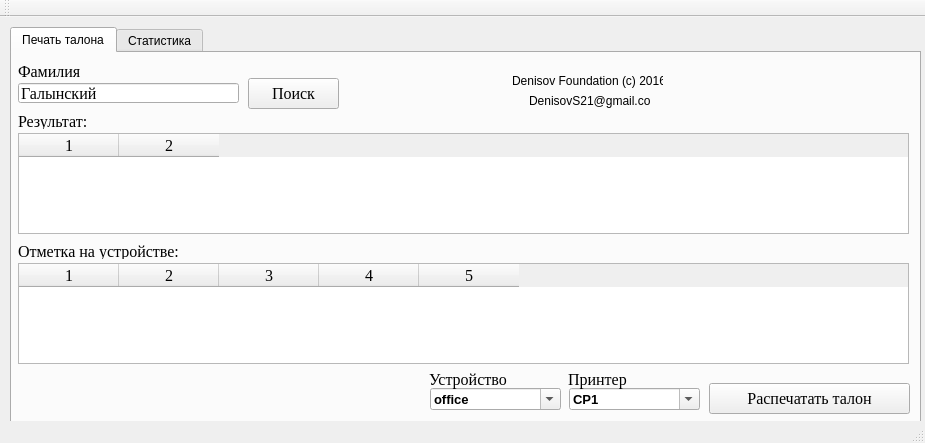
The window that statistics/mainwindow.ui (LittleBuster/fingers-checker) describes before a commit, drawn with Qt 5.
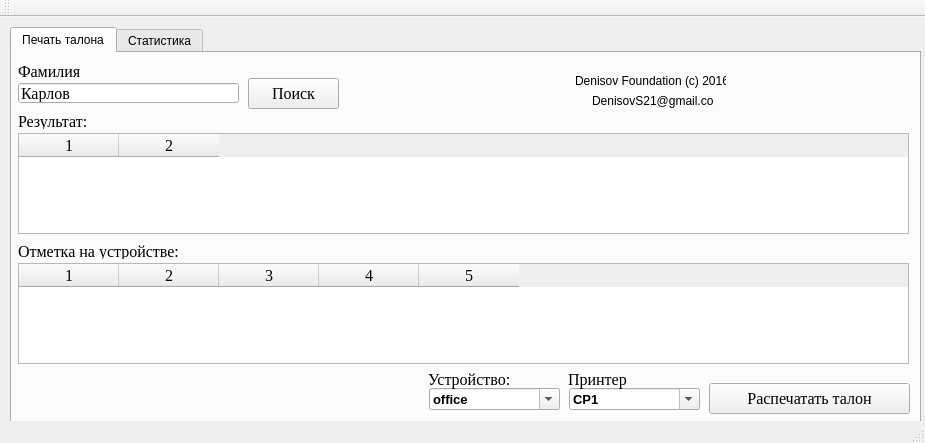
The same window after the commit.

```diff
--- a/statistics/mainwindow.ui
+++ b/statistics/mainwindow.ui
@@ -46,7 +46,7 @@
        </font>
       </property>
       <property name="text">
-       <string>Галынский</string>
+       <string>Карлов</string>
       </property>
      </widget>
      <widget class="QTableWidget" name="twResult">
@@ -204,9 +204,9 @@
      <widget class="QLabel" name="lbRes">
       <property name="geometry">
        <rect>
-        <x>14</x>
-        <y>334</y>
-        <width>311</width>
+        <x>90</x>
+        <y>330</y>
+        <width>251</width>
         <height>21</height>
        </rect>
       </property>
@@ -223,7 +223,7 @@
      <widget class="QLabel" name="label_4">
       <property name="geometry">
        <rect>
-        <x>500</x>
+        <x>563</x>
         <y>20</y>
         <width>151</width>
         <height>16</height>
@@ -236,7 +236,7 @@
      <widget class="QLabel" name="label_5">
       <property name="geometry">
        <rect>
-        <x>517</x>
+        <x>580</x>
         <y>40</y>
         <width>121</width>
         <height>16</height>
@@ -291,30 +291,30 @@
      <widget class="QComboBox" name="cbDevice">
       <property name="geometry">
        <rect>
-        <x>418</x>
-        <y>335</y>
-        <width>131</width>
-        <height>22</height>
-       </rect>
-      </property>
-      <property name="font">
-       <font>
-        <pointsize>10</pointsize>
-        <weight>75</weight>
-        <bold>true</bold>
-       </font>
-      </property>
-      <property name="editable">
-       <bool>true</bool>
-      </property>
-      <property name="currentText">
-       <string>office</string>
-      </property>
-     </widget>
-     <widget class="QLabel" name="label_8">
-      <property name="geometry">
-       <rect>
         <x>417</x>
+        <y>335</y>
+        <width>131</width>
+        <height>22</height>
+       </rect>
+      </property>
+      <property name="font">
+       <font>
+        <pointsize>10</pointsize>
+        <weight>75</weight>
+        <bold>true</bold>
+       </font>
+      </property>
+      <property name="editable">
+       <bool>true</bool>
+      </property>
+      <property name="currentText">
+       <string>office</string>
+      </property>
+     </widget>
+     <widget class="QLabel" name="lbDevice">
+      <property name="geometry">
+       <rect>
+        <x>416</x>
         <y>316</y>
         <width>91</width>
         <height>20</height>
@@ -327,7 +327,7 @@
        </font>
       </property>
       <property name="text">
-       <string>Устройство</string>
+       <string>Устройство:</string>
       </property>
      </widget>
     </widget>
```
